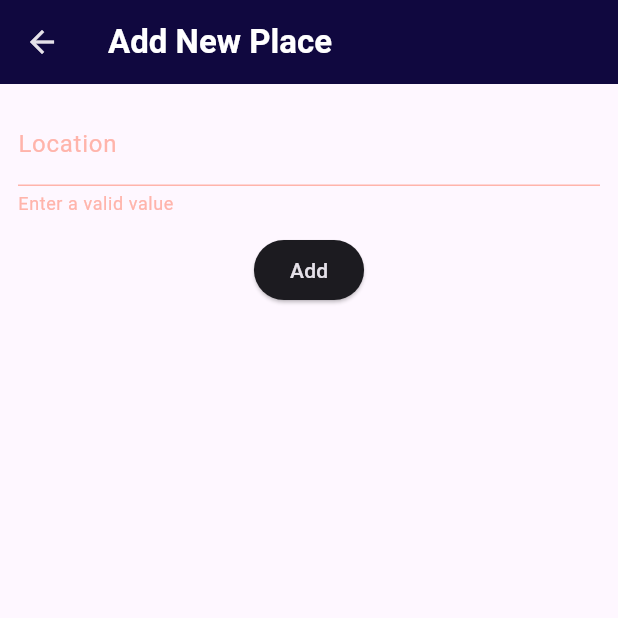
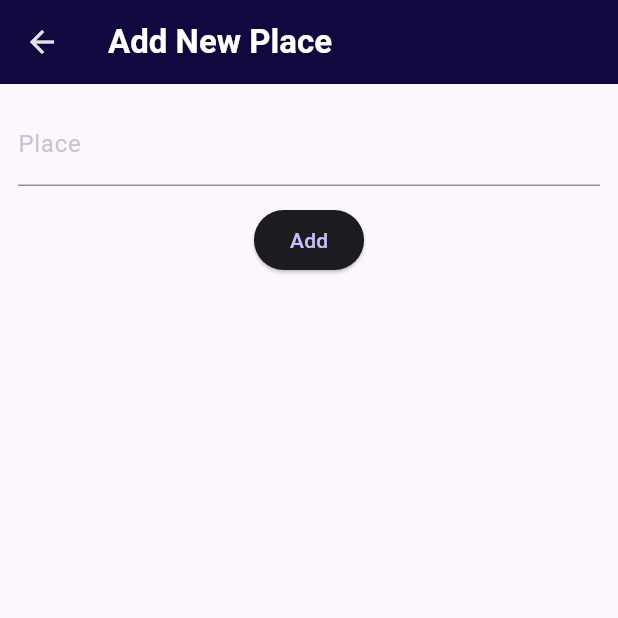
Before and after one commit to Praveen0586/map, a Flutter app: the Add_Screen screen opened directly, after a tap on "Add", on a phone screen of 412 x 824 dp, the top half of it. Run offline on Flutter 3.47's test engine with Material 3 defaults, Android fonts, the phone set to English and light mode, and no system bars; our stand-ins replace flutter_riverpod, google_fonts.

Commit message:
initiating and adding with Riverpod

```diff
--- a/lib/add_screen.dart
+++ b/lib/add_screen.dart
@@ -1,25 +1,32 @@
 import 'package:flutter/material.dart';
-import 'package:map/data/locationdatas.dart';
+import 'package:flutter_riverpod/flutter_riverpod.dart';
+import 'package:map/providers/list_provider.dart';
 
-class Add_Screen extends StatefulWidget {
+class Add_Screen extends ConsumerStatefulWidget {
   const Add_Screen({super.key});
 
   @override
-  State<Add_Screen> createState() => _Add_ScreenState();
+  ConsumerState<Add_Screen> createState() => Add_ScreenState();
 }
 
-class _Add_ScreenState extends State<Add_Screen> {
-  void _savefuction() {
-    if (_formkey.currentState!.validate()) {
-      _formkey.currentState!.save();
-      Navigator.of(context).pop(
-        Locationdatas(typedtext),
-      );
-    }
+class Add_ScreenState extends ConsumerState<Add_Screen> {
+  final textContriller = TextEditingController();
+  @override
+  void dispose() {
+    textContriller.dispose();
+    super.dispose();
   }
 
-  var _formkey = GlobalKey<FormState>();
-  String typedtext = '';
+  void _saveit() {
+    final enterdtext = textContriller.text;
+
+    if (enterdtext.isEmpty) {
+      return;
+    }
+    ref.read(addplacenotifier.notifier).additem(enterdtext);
+    Navigator.of(context).pop();
+  }
+
   @override
   Widget build(BuildContext context) {
     return Scaffold(
@@ -29,41 +36,72 @@ class _Add_ScreenState extends State<Add_Screen> {
             style: Theme.of(context).textTheme.titleLarge,
           ),
         ),
-      body:
-      Form(
-          key: _formkey,
+        body: SingleChildScrollView(
+            padding: const EdgeInsets.all(12),
             child: Column(
               children: [
-              Padding(
-                padding: const EdgeInsets.all(12),
-                child: TextFormField(
-                  initialValue: '',
+                TextField(
+                  style:
+                      TextStyle(color: Theme.of(context).colorScheme.surface),
+                  controller: textContriller,
                   decoration: const InputDecoration(
-                    label: Text('Location'),
+                    label: Text('Place'),
                   ),
-                  validator: (value) {
-                    if (value == null || value.trim().isEmpty) {
-                      return 'Enter a valid value';
-                    }
-                    return null;
-                  },
-                  onSaved: (newValue) {
-                    setState(() {
-                      typedtext = newValue!;
-                    });
-                  },
                 ),
+                const SizedBox(
+                  height: 12,
                 ),
                 Center(
                   child: ElevatedButton(
-                  onPressed: _savefuction,
-                  child: Text('Add',
-                      style: TextStyle(
-                          color: Theme.of(context).colorScheme.onBackground)),
-                ),
+                      onPressed: _saveit, child: const Text('Add')),
                 )
               ],
-          )),
-    );
+            )));
   }
 }
+
+ // String typedtext = '';
+  // var _formkey = GlobalKey<FormState>();
+ // void _savefuction() {
+  //   if (_formkey.currentState!.validate()) {
+  //     _formkey.currentState!.save();
+  //     Navigator.of(context).pop(
+  //       Locationdatas(typedtext),
+  //     );
+  //   }
+  // }
+
+ // Form(
+      //     key: _formkey,
+      //     child: Column(
+      //       children: [
+      //         Padding(
+      //           padding: const EdgeInsets.all(12),
+      //           child: TextFormField(
+      //             initialValue: '',
+      //             decoration: const InputDecoration(
+      //               label: Text('Location'),
+      //             ),
+      //             validator: (value) {
+      //               if (value == null || value.trim().isEmpty) {
+      //                 return 'Enter a valid value';
+      //               }
+      //               return null;
+      //             },
+      //             onSaved: (newValue) {
+      //               setState(() {
+      //                 typedtext = newValue!;
+      //               });
+      //             },
+      //           ),
+      //         ),
+      //         Center(
+      //           child: ElevatedButton(
+      //             onPressed: _savefuction,
+      //             child: Text('Add',
+      //                 style: TextStyle(
+      //                     color: Theme.of(context).colorScheme.onBackground)),
+      //           ),
+      //         )
+      //       ],
+      //     )),
```
Also changed, not shown: lib/main.dart (+42 -33 lines). Lines whose indentation alone changed are shown as unchanged.
